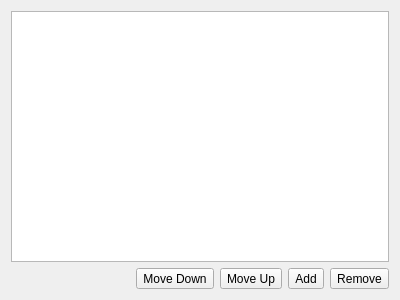
Old version of the form src/conf/dlgpresence.ui in the repository KDE/ring-kde.
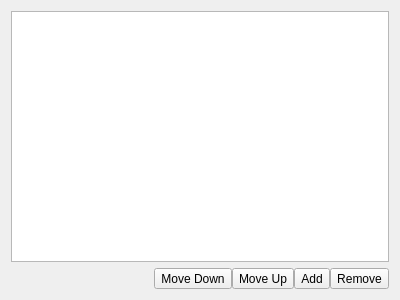
New version of the form. Custom widgets are drawn as their Qt base class.

Commit message: [ #31584 ] Add grouped tool button

The edit to the form file:
```diff
--- a/src/conf/dlgpresence.ui
+++ b/src/conf/dlgpresence.ui
@@ -11,35 +11,7 @@
    </rect>
   </property>
   <layout class="QGridLayout" name="gridLayout">
-   <item row="1" column="3">
-    <widget class="QToolButton" name="m_pAdd">
-     <property name="text">
-      <string>Add</string>
-     </property>
-    </widget>
-   </item>
-   <item row="1" column="4">
-    <widget class="QToolButton" name="m_pRemove">
-     <property name="text">
-      <string>Remove</string>
-     </property>
-    </widget>
-   </item>
-   <item row="1" column="2">
-    <widget class="QToolButton" name="m_pUp">
-     <property name="text">
-      <string>Move Up</string>
-     </property>
-    </widget>
-   </item>
-   <item row="1" column="1">
-    <widget class="QToolButton" name="m_pDown">
-     <property name="text">
-      <string>Move Down</string>
-     </property>
-    </widget>
-   </item>
-   <item row="0" column="0" colspan="5">
+   <item row="0" column="0">
     <widget class="QTableView" name="m_pView">
      <property name="selectionBehavior">
       <enum>QAbstractItemView::SelectRows</enum>
@@ -49,8 +21,73 @@
      </attribute>
     </widget>
    </item>
+   <item row="1" column="0">
+    <layout class="QHBoxLayout" name="horizontalLayout">
+     <property name="spacing">
+      <number>0</number>
+     </property>
+     <item>
+      <spacer name="horizontalSpacer">
+       <property name="orientation">
+        <enum>Qt::Horizontal</enum>
+       </property>
+       <property name="sizeHint" stdset="0">
+        <size>
+         <width>40</width>
+         <height>20</height>
+        </size>
+       </property>
+      </spacer>
+     </item>
+     <item>
+      <widget class="LeftToolButton" name="m_pDown">
+       <property name="text">
+        <string>Move Down</string>
+       </property>
+      </widget>
+     </item>
+     <item>
+      <widget class="CenterToolButton" name="m_pUp">
+       <property name="text">
+        <string>Move Up</string>
+       </property>
+      </widget>
+     </item>
+     <item>
+      <widget class="CenterToolButton" name="m_pAdd">
+       <property name="text">
+        <string>Add</string>
+       </property>
+      </widget>
+     </item>
+     <item>
+      <widget class="RightToolButton" name="m_pRemove">
+       <property name="text">
+        <string>Remove</string>
+       </property>
+      </widget>
+     </item>
+    </layout>
+   </item>
   </layout>
  </widget>
+ <customwidgets>
+  <customwidget>
+   <class>LeftToolButton</class>
+   <extends>QToolButton</extends>
+   <header>widgets/groupedtoolbutton.h</header>
+  </customwidget>
+  <customwidget>
+   <class>RightToolButton</class>
+   <extends>QToolButton</extends>
+   <header>widgets/groupedtoolbutton.h</header>
+  </customwidget>
+  <customwidget>
+   <class>CenterToolButton</class>
+   <extends>QToolButton</extends>
+   <header>widgets/groupedtoolbutton.h</header>
+  </customwidget>
+ </customwidgets>
  <resources/>
  <connections/>
 </ui>
```
The commit also changes 6 other files.
